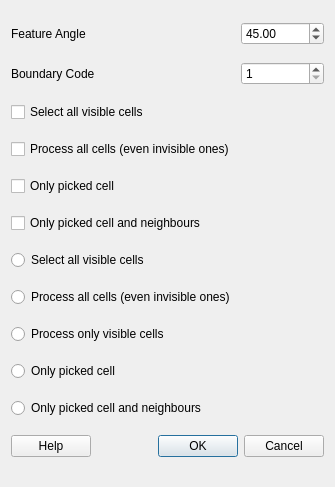
The window that src/guisetboundarycode.ui (enGits/engrid) describes before a commit, drawn with Qt 5.
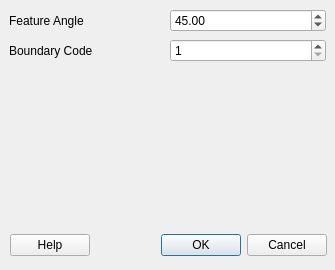
The same window after the commit. Icons and pictures are not drawn.

Commit message: Radiobuttons for GuiSetBoundaryCode fully functional

Patch:
```diff
--- a/src/guisetboundarycode.ui
+++ b/src/guisetboundarycode.ui
@@ -6,7 +6,7 @@
     <x>0</x>
     <y>0</y>
     <width>335</width>
-    <height>487</height>
+    <height>270</height>
    </rect>
   </property>
   <property name="windowTitle" >
@@ -16,16 +16,28 @@
    <iconset resource="engrid.qrc" >
     <normaloff>:/icons/resources/icons/G.png</normaloff>:/icons/resources/icons/G.png</iconset>
   </property>
-  <layout class="QGridLayout" name="gridLayout" >
-   <item row="0" column="0" >
     <widget class="QLabel" name="label_FeatureAngle" >
+   <property name="geometry" >
+    <rect>
+     <x>9</x>
+     <y>9</y>
+     <width>156</width>
+     <height>23</height>
+    </rect>
+   </property>
      <property name="text" >
       <string>Feature Angle</string>
      </property>
     </widget>
-   </item>
-   <item row="0" column="1" >
     <widget class="QDoubleSpinBox" name="doubleSpinBoxFeatureAngle" >
+   <property name="geometry" >
+    <rect>
+     <x>170</x>
+     <y>9</y>
+     <width>156</width>
+     <height>23</height>
+    </rect>
+   </property>
      <property name="minimum" >
       <double>-1.000000000000000</double>
      </property>
@@ -39,16 +51,28 @@
       <double>45.000000000000000</double>
      </property>
     </widget>
-   </item>
-   <item row="1" column="0" >
     <widget class="QLabel" name="label_BoundaryCode" >
+   <property name="geometry" >
+    <rect>
+     <x>9</x>
+     <y>39</y>
+     <width>156</width>
+     <height>23</height>
+    </rect>
+   </property>
      <property name="text" >
       <string>Boundary Code</string>
      </property>
     </widget>
-   </item>
-   <item row="1" column="1" >
     <widget class="QSpinBox" name="spinBoxBoundaryCode" >
+   <property name="geometry" >
+    <rect>
+     <x>170</x>
+     <y>39</y>
+     <width>156</width>
+     <height>23</height>
+    </rect>
+   </property>
      <property name="minimum" >
       <number>1</number>
      </property>
@@ -56,74 +80,26 @@
       <number>999</number>
      </property>
     </widget>
-   </item>
-   <item row="2" column="0" >
-    <widget class="QCheckBox" name="checkBox_SelectAllVisible" >
-     <property name="text" >
-      <string>Select all visible cells</string>
-     </property>
-    </widget>
-   </item>
-   <item row="3" column="0" >
-    <widget class="QCheckBox" name="checkBox_ProcessAll" >
-     <property name="text" >
-      <string>Process all cells (even invisible ones)</string>
-     </property>
-    </widget>
-   </item>
-   <item row="4" column="0" >
-    <widget class="QCheckBox" name="checkBox_OnlyPickedCell" >
-     <property name="text" >
-      <string>Only picked cell</string>
-     </property>
-    </widget>
-   </item>
-   <item row="5" column="0" >
-    <widget class="QCheckBox" name="checkBox_OnlyPickedCellAndNeighbours" >
-     <property name="text" >
-      <string>Only picked cell and neighbours</string>
-     </property>
-    </widget>
-   </item>
-   <item row="6" column="0" >
-    <widget class="QRadioButton" name="radioButton_SelectAllVisible" >
-     <property name="text" >
-      <string>Select all visible cells</string>
-     </property>
-    </widget>
-   </item>
-   <item row="7" column="0" >
-    <widget class="QRadioButton" name="radioButton_ProcessAll" >
-     <property name="text" >
-      <string>Process all cells (even invisible ones)</string>
-     </property>
-    </widget>
-   </item>
-   <item row="8" column="0" >
-    <widget class="QRadioButton" name="radioButton_ProcessOnlyVisible" >
-     <property name="text" >
-      <string>Process only visible cells</string>
-     </property>
-    </widget>
-   </item>
-   <item row="9" column="0" >
-    <widget class="QRadioButton" name="radioButton_OnlyPickedCell" >
-     <property name="text" >
-      <string>Only picked cell</string>
-     </property>
-    </widget>
-   </item>
-   <item row="10" column="0" >
-    <widget class="QRadioButton" name="radioButton_OnlyPickedCellAndNeighbours" >
-     <property name="text" >
-      <string>Only picked cell and neighbours</string>
-     </property>
-    </widget>
-   </item>
-   <item row="11" column="0" colspan="2" >
+  <widget class="QWidget" name="verticalLayoutWidget" >
+   <property name="geometry" >
+    <rect>
+     <x>9</x>
+     <y>69</y>
+     <width>317</width>
+     <height>153</height>
+    </rect>
+   </property>
     <layout class="QVBoxLayout" name="verticalLayout_PickMethod" />
-   </item>
-   <item row="12" column="0" colspan="2" >
+  </widget>
+  <widget class="QWidget" name="" >
+   <property name="geometry" >
+    <rect>
+     <x>10</x>
+     <y>230</y>
+     <width>317</width>
+     <height>31</height>
+    </rect>
+   </property>
     <layout class="QHBoxLayout" >
      <item>
       <widget class="QPushButton" name="pushButtonHelp" >
@@ -156,8 +132,7 @@
       </widget>
      </item>
     </layout>
-   </item>
-  </layout>
+  </widget>
  </widget>
  <resources>
   <include location="engrid.qrc" />
```
Left out of the diff: 48 changed lines with no effect on the pictures. Lines whose indentation alone changed are shown as unchanged. The commit also changes 2 other files.
